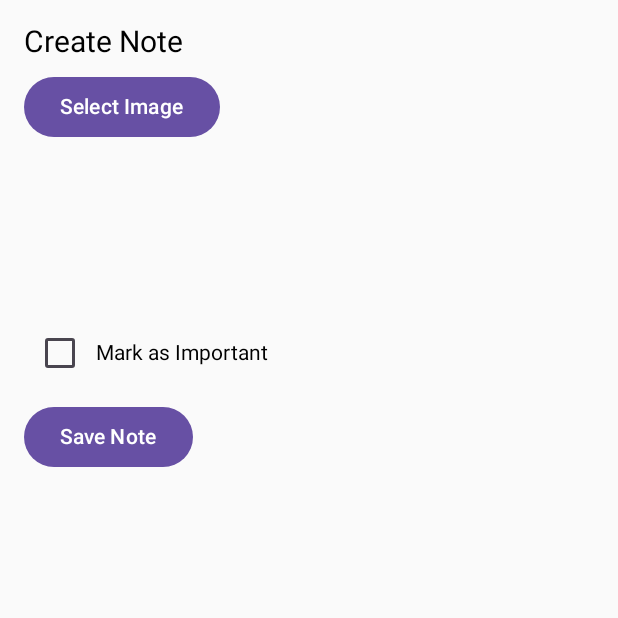
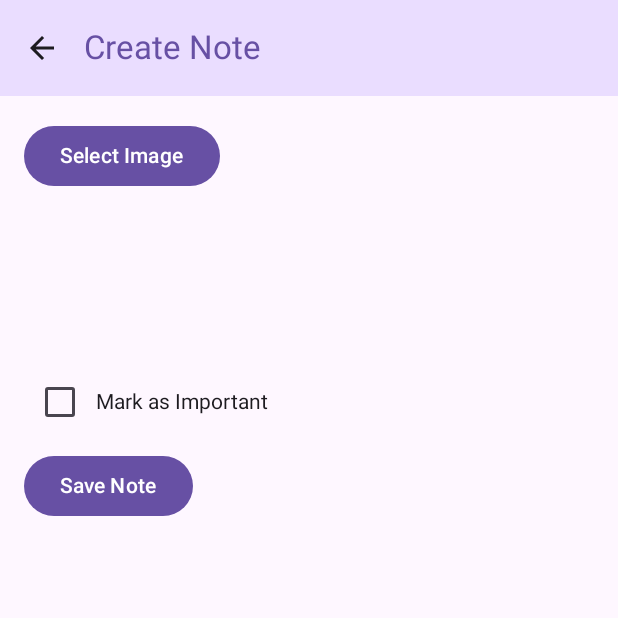
Before and after one commit to SANSvenom/Mopro_HasnanAlif_Assesment1, an Android app built with Jetpack Compose: the NoteScreen screen opened through its navigation route, on a phone screen of 412 x 824 dp, the top half of it. Run offline under Robolectric (Android 15) with nearby library versions, the phone set to English and light mode, and no system bars.

Commit message:
1.6  menambahkan top app bar

```diff
--- a/app/src/main/java/com/hasnan0062/hasnanalif_607062300062_assesment1/MainActivity.kt
+++ b/app/src/main/java/com/hasnan0062/hasnanalif_607062300062_assesment1/MainActivity.kt
@@ -10,7 +10,10 @@ import androidx.activity.result.contract.ActivityResultContracts
 import androidx.compose.foundation.Image
 import androidx.compose.foundation.layout.*
 import androidx.compose.foundation.text.BasicTextField
+import androidx.compose.material.icons.Icons
+import androidx.compose.material.icons.filled.ArrowBack
 import androidx.compose.material3.*
+import androidx.compose.material3.AlertDialogDefaults.containerColor
 import androidx.compose.runtime.*
 import androidx.compose.ui.Alignment
 import androidx.compose.ui.Modifier
@@ -44,21 +47,36 @@ fun NoteApp() {
     }
 }
 
+@OptIn(ExperimentalMaterial3Api::class)
 @Composable
 fun HomeScreen(navController: NavController, notes: List<Triple<String, Uri?, Boolean>>) {
+    Scaffold(
+        topBar = {
+            TopAppBar(
+                title = { Text("Simple Note App") },
+                colors = TopAppBarDefaults.mediumTopAppBarColors(
+                    containerColor = MaterialTheme.colorScheme.primaryContainer,
+                    titleContentColor = MaterialTheme.colorScheme.primary
+                )
+            )
+        }
+    )
+    { paddingValues ->
         Column(
             modifier = Modifier
                 .fillMaxSize()
+                .padding(paddingValues)
                 .padding(16.dp)
+
         ) {
-        Text(text = "Simple Note App", fontSize = 24.sp, color = Color.Black)
-        Button(onClick = { navController.navigate("note") }) {
+            Button(onClick = { navController.navigate("note") })
+            {
                 Text("Create Note")
+
             }
 
             Spacer(modifier = Modifier.height(16.dp))
 
-        // Urutkan catatan, yang "penting" tampil di atas
             val sortedNotes = notes.sortedByDescending { it.third }
 
             sortedNotes.forEach { (text, imageUri, isImportant) ->
@@ -86,7 +104,9 @@ fun HomeScreen(navController: NavController, notes: List<Triple<String, Uri?, Bo
             }
         }
     }
+}
 
+@OptIn(ExperimentalMaterial3Api::class)
 @Composable
 fun NoteScreen(navController: NavController, notes: MutableList<Triple<String, Uri?, Boolean>>) {
     var noteText by remember { mutableStateOf(TextFieldValue()) }
@@ -100,14 +120,32 @@ fun NoteScreen(navController: NavController, notes: MutableList<Triple<String, U
         selectedImageUri = uri
     }
 
+    Scaffold(
+        topBar = {
+            TopAppBar(
+                title = { Text("Create Note") },
+                navigationIcon = {
+                    IconButton(onClick = { navController.navigate("home") }) {
+                        Icon(
+                            imageVector = Icons.Default.ArrowBack,
+                            contentDescription = "Back"
+                        )
+                    }
+                },
+                colors = TopAppBarDefaults.mediumTopAppBarColors(
+                    containerColor = MaterialTheme.colorScheme.primaryContainer,
+                    titleContentColor = MaterialTheme.colorScheme.primary
+                )
+            )
+        }
+    ) { paddingValues ->
         Column(
             modifier = Modifier
                 .fillMaxSize()
+                .padding(paddingValues)
                 .padding(16.dp),
             verticalArrangement = Arrangement.spacedBy(8.dp)
         ) {
-        Text("Create Note", fontSize = 20.sp, color = Color.Black)
-
             Button(onClick = { imagePickerLauncher.launch("image/*") }) {
                 Text("Select Image")
             }
@@ -146,3 +184,4 @@ fun NoteScreen(navController: NavController, notes: MutableList<Triple<String, U
             }
         }
     }
+}
```
Lines whose indentation alone changed are shown as unchanged.
